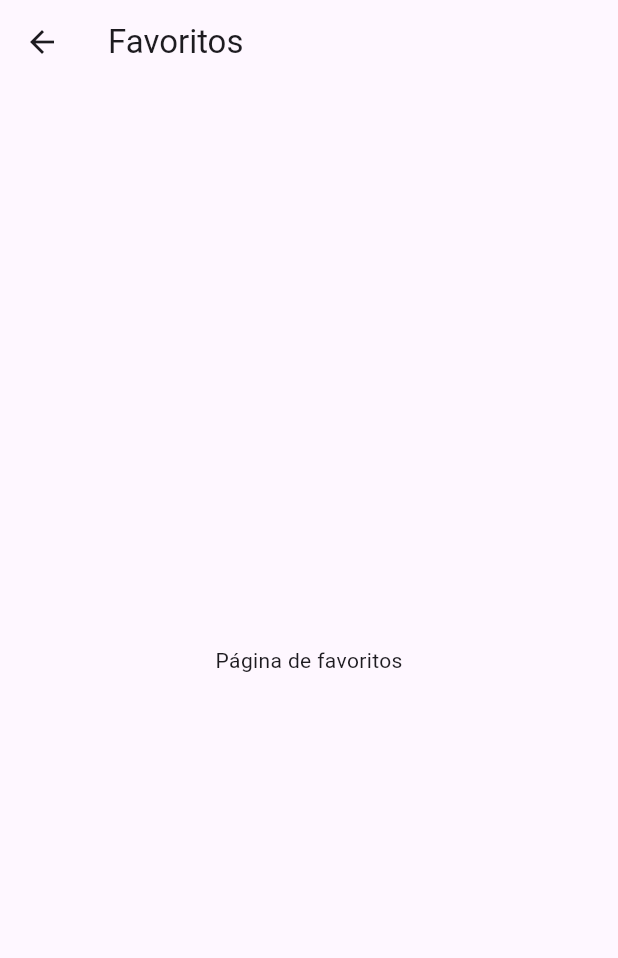
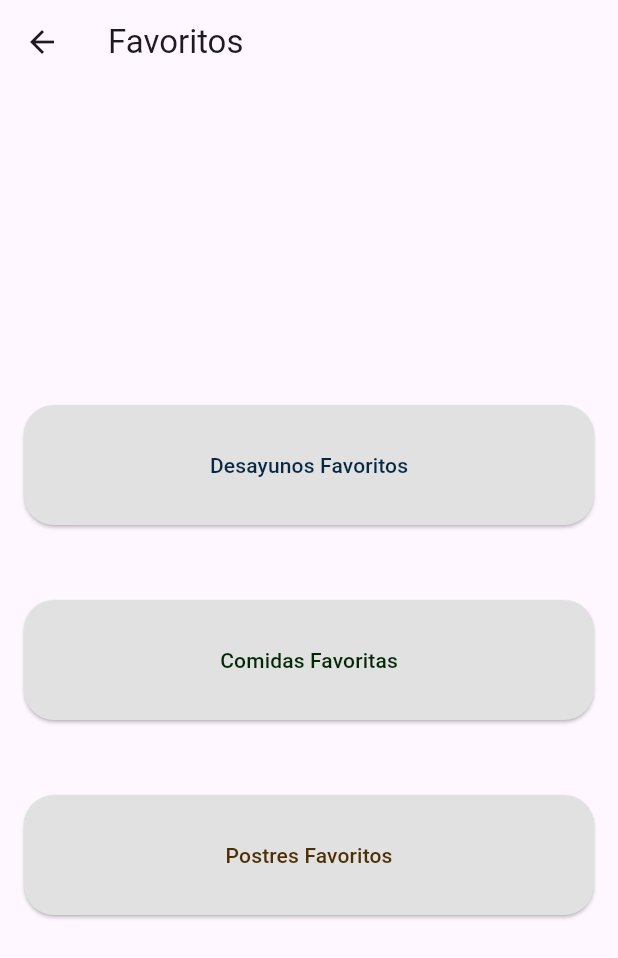
Before and after one commit to Arleth-Dennise/Recetario, a Flutter app: the FavoritosPage screen opened by its route, on a phone screen of 412 x 824 dp. Shown: the top 958 px of the screen. Run offline on Flutter 3.47's test engine with Material 3 defaults, Android fonts, the light colour scheme and no system bars; our stand-ins replace cloud_firestore, firebase_auth, firebase_core, firebase_storage, image_picker; accounts and stored records are empty.

Commit message:
Pagina de favoritos
Agregar botones para cada sección de favoritos

```diff
--- a/recetas/lib/favoritos.dart
+++ b/recetas/lib/favoritos.dart
@@ -1,5 +1,49 @@
 import 'package:flutter/material.dart';
 
+// Definición de las páginas
+class DesayunosfavPage extends StatelessWidget {
+  @override
+  Widget build(BuildContext context) {
+    return Scaffold(
+      appBar: AppBar(
+        title: Text('Desayunos Favoritos'),
+      ),
+      body: Center(
+        child: Text('Página de Desayunos'),
+      ),
+    );
+  }
+}
+
+class ComidasfavPage extends StatelessWidget {
+  @override
+  Widget build(BuildContext context) {
+    return Scaffold(
+      appBar: AppBar(
+        title: Text('Comidas Favoritas'),
+      ),
+      body: Center(
+        child: Text('Página de Comidas'),
+      ),
+    );
+  }
+}
+
+class PostresfavPage extends StatelessWidget {
+  @override
+  Widget build(BuildContext context) {
+    return Scaffold(
+      appBar: AppBar(
+        title: Text('Postres Favoritos'),
+      ),
+      body: Center(
+        child: Text('Página de Postres'),
+      ),
+    );
+  }
+}
+
+// Página Favoritos con navegación
 class FavoritosPage extends StatelessWidget {
   @override
   Widget build(BuildContext context) {
@@ -7,8 +51,84 @@ class FavoritosPage extends StatelessWidget {
       appBar: AppBar(
         title: Text('Favoritos'),
       ),
-      body: Center(
-        child: Text('Página de favoritos'),
+      body: Column(
+        mainAxisAlignment: MainAxisAlignment.center,
+        children: <Widget>[
+          // Botón para Desayunos Favoritos
+          Padding(
+            padding: const EdgeInsets.symmetric(horizontal: 16.0, vertical: 10.0),
+            child: SizedBox(
+              width: double.infinity, // Hace que el botón ocupe todo el ancho disponible
+              child: ElevatedButton(
+                onPressed: () {
+                  Navigator.push(
+                    context,
+                    MaterialPageRoute(builder: (context) => DesayunosfavPage()),
+                  );
+                },
+                style: ElevatedButton.styleFrom(
+                  foregroundColor: const Color.fromARGB(255, 7, 40, 67), // Color del texto
+                  backgroundColor: const Color.fromARGB(255, 225, 225, 225), // Color de fondo
+                  shape: RoundedRectangleBorder(
+                    borderRadius: BorderRadius.circular(20), // Bordes redondeados
+                  ),
+                  minimumSize: Size.fromHeight(80), // Ajusta la altura del botón
+                ),
+                child: Text('Desayunos Favoritos'),
+              ),
+            ),
+          ),
+          SizedBox(height: 30), // Espaciado entre botones
+          // Botón para Comidas Favoritas
+          Padding(
+            padding: const EdgeInsets.symmetric(horizontal: 16.0, vertical: 10.0),
+            child: SizedBox(
+              width: double.infinity, // Hace que el botón ocupe todo el ancho disponible
+              child: ElevatedButton(
+                onPressed: () {
+                  Navigator.push(
+                    context,
+                    MaterialPageRoute(builder: (context) => ComidasfavPage()),
+                  );
+                },
+                style: ElevatedButton.styleFrom(
+                  foregroundColor: const Color.fromARGB(255, 3, 40, 4), // Color del texto
+                  backgroundColor: const Color.fromARGB(255, 225, 225, 225), // Color de fondo
+                  shape: RoundedRectangleBorder(
+                    borderRadius: BorderRadius.circular(20), // Bordes redondeados
+                  ),
+                  minimumSize: Size.fromHeight(80), // Ajusta la altura del botón
+                ),
+                child: Text('Comidas Favoritas'),
+              ),
+            ),
+          ),
+          SizedBox(height: 30), // Espaciado entre botones
+          // Botón para Postres Favoritos
+          Padding(
+            padding: const EdgeInsets.symmetric(horizontal: 16.0, vertical: 10.0),
+            child: SizedBox(
+              width: double.infinity, // Hace que el botón ocupe todo el ancho disponible
+              child: ElevatedButton(
+                onPressed: () {
+                  Navigator.push(
+                    context,
+                    MaterialPageRoute(builder: (context) => PostresfavPage()),
+                  );
+                },
+                style: ElevatedButton.styleFrom(
+                  foregroundColor: const Color.fromARGB(255, 77, 47, 3), // Color del texto
+                  backgroundColor: const Color.fromARGB(255, 225, 225, 225), // Color de fondo
+                  shape: RoundedRectangleBorder(
+                    borderRadius: BorderRadius.circular(20), // Bordes redondeados
+                  ),
+                  minimumSize: Size.fromHeight(80), // Ajusta la altura del botón
+                ),
+                child: Text('Postres Favoritos'),
+              ),
+            ),
+          ),
+        ],
       ),
     );
   }
```
